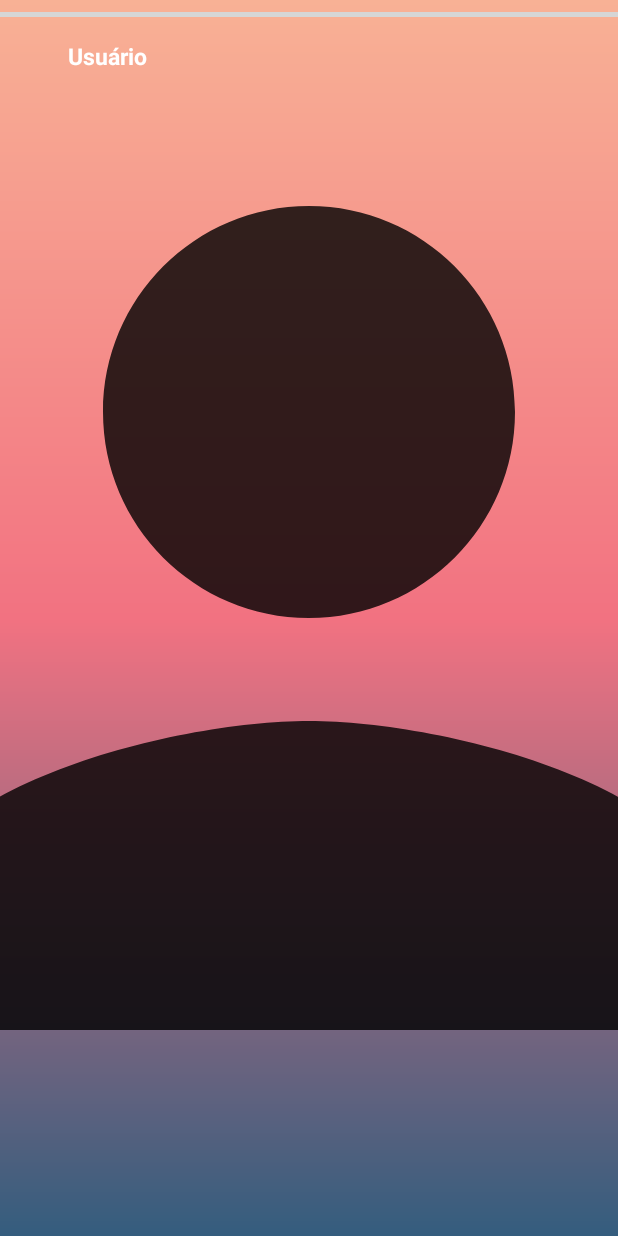
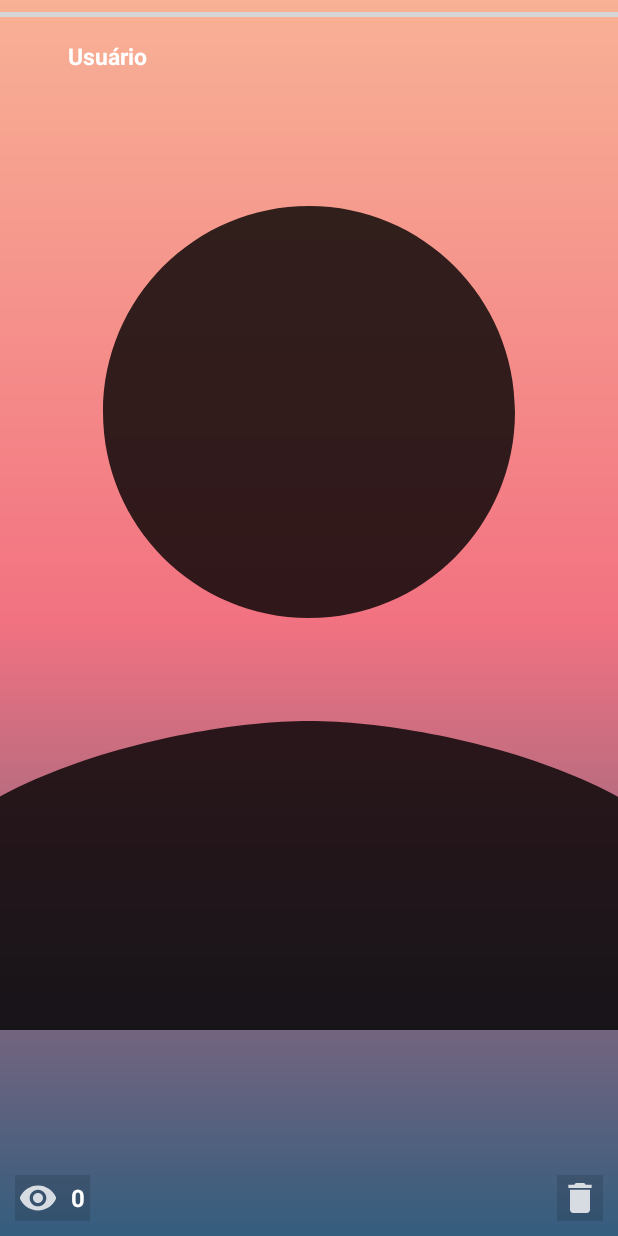
Before and after one commit to ravelinejunior/PetgramApp, an Android app: the layout activity_stories.xml on its own in the app's theme, with its tools: preview values and no code run, on a phone screen of 412 x 824 dp. Run offline under Robolectric (Android 15) with nearby library versions, the phone set to English and light mode, and no system bars; plain views replace StoriesProgressView; grey boxes are pictures that could not be loaded.

Commit message:
Correção nos modelos de stories; Funcionando normalmente.

```diff
--- a/app/src/main/java/br/com/petgramapp/adapter/AdapterStories.java
+++ b/app/src/main/java/br/com/petgramapp/adapter/AdapterStories.java
@@ -200,7 +200,7 @@ public class AdapterStories extends RecyclerView.Adapter<AdapterStories.MyViewHo
             public void onDataChange(@NonNull DataSnapshot dataSnapshot) {
                 int i  = 0;
                 for (DataSnapshot ds: dataSnapshot.getChildren()){
-                    if (!ds.child("views").child(UsuarioFirebase.getUsuarioAtual().getUid())
+                    if (!ds.child("Views").child(UsuarioFirebase.getUsuarioAtual().getUid())
                             .exists() && System.currentTimeMillis() < ds.getValue(Stories.class).getDataFim())
                     {
                         i++;
--- /dev/null
+++ b/app/src/main/res/drawable-anydpi/ic_delete_branco.xml
@@ -0,0 +1,14 @@
+<vector xmlns:android="http://schemas.android.com/apk/res/android"
+    android:width="24dp"
+    android:height="24dp"
+    android:viewportWidth="21.6"
+    android:viewportHeight="21.6"
+    android:tint="#FFFFFF"
+    android:alpha="0.8">
+  <group android:translateX="-1.2"
+      android:translateY="-1.2">
+      <path
+          android:fillColor="#FF000000"
+          android:pathData="M6,19c0,1.1 0.9,2 2,2h8c1.1,0 2,-0.9 2,-2V7H6v12zM19,4h-3.5l-1,-1h-5l-1,1H5v2h14V4z"/>
+  </group>
+</vector>
--- /dev/null
+++ b/app/src/main/res/drawable-anydpi/ic_visibilidade_views.xml
@@ -0,0 +1,14 @@
+<vector xmlns:android="http://schemas.android.com/apk/res/android"
+    android:width="24dp"
+    android:height="24dp"
+    android:viewportWidth="21.6"
+    android:viewportHeight="21.6"
+    android:tint="#FFFFFF"
+    android:alpha="0.8">
+  <group android:translateX="-1.2"
+      android:translateY="-1.2">
+      <path
+          android:fillColor="#FF000000"
+          android:pathData="M12,4.5C7,4.5 2.73,7.61 1,12c1.73,4.39 6,7.5 11,7.5s9.27,-3.11 11,-7.5c-1.73,-4.39 -6,-7.5 -11,-7.5zM12,17c-2.76,0 -5,-2.24 -5,-5s2.24,-5 5,-5 5,2.24 5,5 -2.24,5 -5,5zM12,9c-1.66,0 -3,1.34 -3,3s1.34,3 3,3 3,-1.34 3,-3 -1.34,-3 -3,-3z"/>
+  </group>
+</vector>
--- a/app/src/main/res/layout/activity_stories.xml
+++ b/app/src/main/res/layout/activity_stories.xml
@@ -79,6 +79,53 @@
 
     </RelativeLayout>
 
+    <LinearLayout
+        android:id="@+id/stories_visualizados_StoriesLayout"
+        android:layout_width="wrap_content"
+        android:layout_height="wrap_content"
+        android:orientation="horizontal"
+        android:layout_alignParentBottom="true"
+        android:padding="3dp"
+        android:layout_margin="10dp"
+        android:background="#20000000"
+        >
+
+        <ImageView
+            android:layout_width="wrap_content"
+            android:layout_height="wrap_content"
+            android:src="@drawable/ic_visibilidade_views"
+            android:layout_gravity="center"
+            />
+
+        <TextView
+            android:id="@+id/numeroVisualizacoes_StoriesActivity"
+            android:layout_width="wrap_content"
+            android:layout_height="wrap_content"
+            android:text="0"
+            android:textSize="16sp"
+            android:layout_marginStart="10dp"
+            android:textColor="@color/branco"
+            android:textStyle="bold"
+            android:layout_gravity="center"
+            />
+
+    </LinearLayout>
+
+    <ImageView
+        android:id="@+id/deletar_StoriesActivity"
+        android:layout_width="wrap_content"
+        android:layout_height="wrap_content"
+        android:src="@drawable/ic_delete_branco"
+        android:layout_gravity="center"
+        android:layout_alignParentBottom="true"
+        android:layout_alignParentEnd="true"
+        android:layout_margin="10dp"
+        android:background="#20000000"
+        android:padding="3dp"
+        />
+
+
+
 
 
 
--- a/app/src/main/res/layout/adapter_story.xml
+++ b/app/src/main/res/layout/adapter_story.xml
@@ -33,6 +33,7 @@
         android:id="@+id/nomeUsuario_StoriesAdapter"
         android:layout_width="match_parent"
         android:layout_height="wrap_content"
+        android:maxLines="2"
         android:gravity="center"
         android:textSize="12sp"
         android:padding="2dp"
--- a/app/src/main/res/layout/fragment_postagem_usuario.xml
+++ b/app/src/main/res/layout/fragment_postagem_usuario.xml
@@ -16,7 +16,7 @@
         android:id="@+id/toolbar_fotosPostagemFragment_id"
         android:layout_width="match_parent"
         android:layout_height="wrap_content"
-        android:background="@color/azulPiscina"
+        android:background="@color/Azulnovo"
         >
 
     <RelativeLayout
```
Also changed, not shown: app/src/main/java/br/com/petgramapp/activities/SeguidoresActivity.java (+24 -0 lines), app/src/main/java/br/com/petgramapp/activities/StoriesActivity.java (+89 -2 lines), app/src/main/res/drawable-hdpi/ic_delete_branco.png (added), app/src/main/res/drawable-hdpi/ic_visibilidade_views.png (added), app/src/main/res/drawable-mdpi/ic_delete_branco.png (added), app/src/main/res/drawable-mdpi/ic_visibilidade_views.png (added), app/src/main/res/drawable-xhdpi/ic_delete_branco.png (added), app/src/main/res/drawable-xhdpi/ic_visibilidade_views.png (added), app/src/main/res/drawable-xxhdpi/ic_delete_branco.png (added), app/src/main/res/drawable-xxhdpi/ic_visibilidade_views.png (added).
